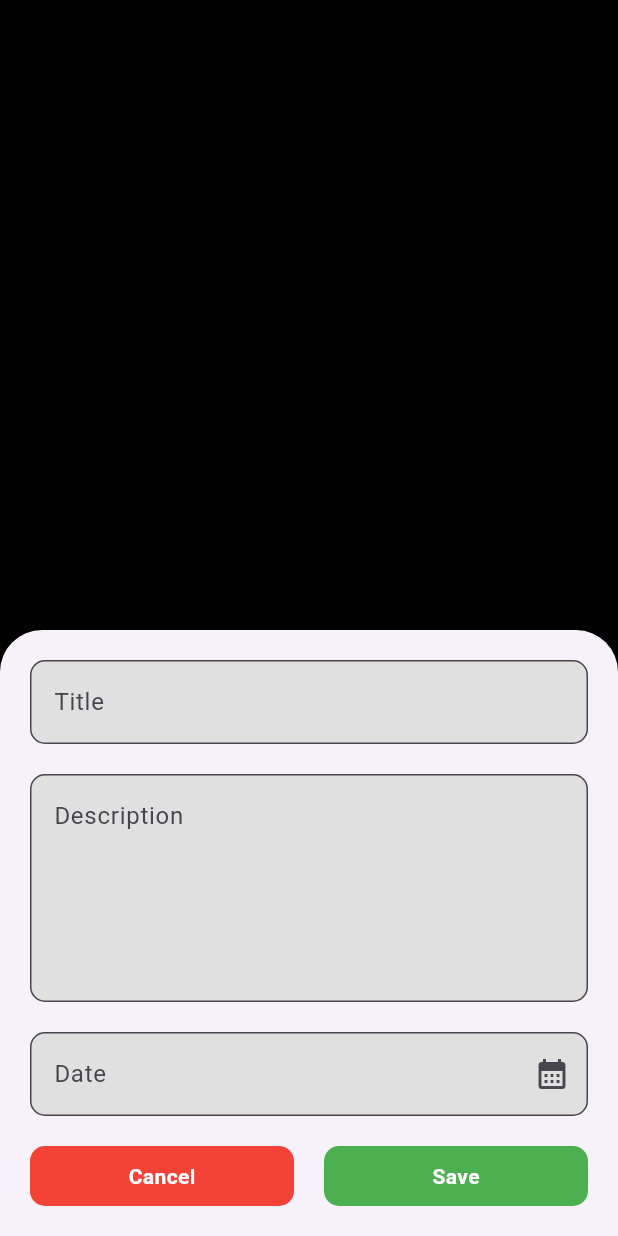
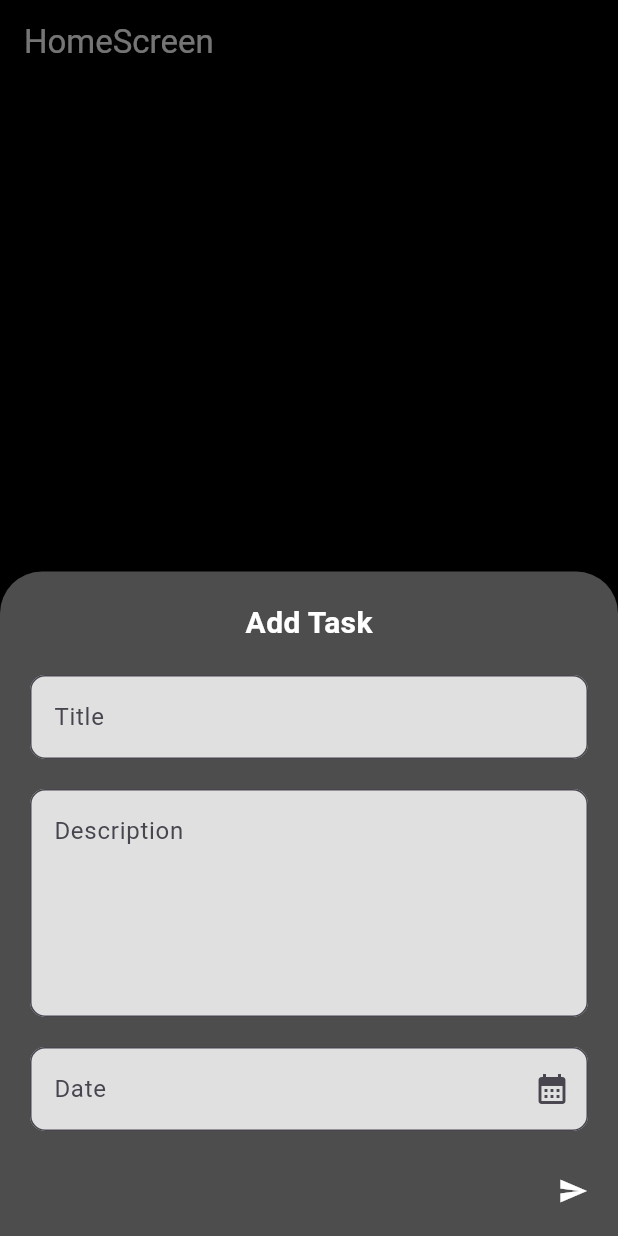
Before and after one commit to Amrutha52/ToDoAppFlutter, a Flutter app: the BottomNavScreen screen opened directly, after a tap on the "add" icon, on a phone screen of 412 x 824 dp. Run offline on Flutter 3.47's test engine with Material 3 defaults, Android fonts, the phone set to English and light mode, and no system bars; our stand-ins replace hive, hive_flutter, share_plus; missing offline and left inert: countdown_progress_indicator; accounts and stored records are empty.

Commit message:
home screen completed

```diff
--- a/lib/main.dart
+++ b/lib/main.dart
@@ -1,6 +1,7 @@
 import 'package:flutter/material.dart';
 import 'package:todoapp/utils/AppSessions.dart';
 import 'package:hive_flutter/hive_flutter.dart';
+import 'package:todoapp/view/bottomnav_screen/BottomNavScreen.dart';
 import 'package:todoapp/view/login_screen/LoginScreen.dart';
 
 Future<void> main() async
@@ -22,7 +23,7 @@ class MyApp extends StatelessWidget
     return MaterialApp(
       debugShowCheckedModeBanner: false,
       title: 'ToDo App',
-      home: LoginScreen()//BottomNavScreen(),
+      home: BottomNavScreen() //LoginScreen()//,
     );
   }
 }
--- a/lib/utils/AppSessions.dart
+++ b/lib/utils/AppSessions.dart
@@ -2,4 +2,5 @@ class AppSessions
 {
   static const String TODOBOX = "TODOBOX";
   static const String LOGINBOX = "ToDoLoginBox";
+  static List todoKeys = [];
 }
--- a/lib/view/bottomnav_screen/BottomNavScreen.dart
+++ b/lib/view/bottomnav_screen/BottomNavScreen.dart
@@ -35,6 +35,18 @@ class _BottomNavScreenState extends State<BottomNavScreen>
   TextEditingController dateController = TextEditingController();
 
   var toDoBox = Hive.box(AppSessions.TODOBOX);
+  var todoKeys = AppSessions.todoKeys;
+
+  @override
+  void initState()
+  {
+    // App open aavumbol thanne valuesne pick cheythe konde varum
+    todoKeys = toDoBox.keys.toList();
+    setState(() {});
+    super.initState();
+
+  }
+
 
   @override
   Widget build(BuildContext context) {
@@ -46,6 +58,9 @@ class _BottomNavScreenState extends State<BottomNavScreen>
         shape: CircleBorder(),
         backgroundColor: Colors.deepPurpleAccent.shade100,
           onPressed: (){
+            titleController.clear();  // oro thavaneyum aa oru bottom sheet varune munne data clear aavum. To clear controllers before opening the bottom sheet again..
+            descController.clear();
+            dateController.clear();
             _customBottomSheet(context); // Bottom Sheet appears when clicking floating button
           },
       child: Icon(Icons.add, size: 30,),
@@ -150,6 +165,7 @@ class _BottomNavScreenState extends State<BottomNavScreen>
                         border: OutlineInputBorder(
                             borderRadius: BorderRadius.circular(10))),
                   ),
+                  SizedBox(height: 30,),
                   Row(
                     children: [
                       // Icon(Icons.access_alarm, size: 20, color: Colors.white,),
@@ -158,7 +174,23 @@ class _BottomNavScreenState extends State<BottomNavScreen>
                       // SizedBox(width: 30,),
                       // Icon(Icons.flag, size: 20, color: Colors.white,),
                       Spacer(),
-                      Icon(Icons.send, size: 20,color: Colors.white,)
+                      //Save
+                      InkWell(
+                        onTap: ()
+                        {
+                          toDoBox.add({ // Edit allenkil new add aavum.
+                            "title": titleController.text,
+                            "desc": descController.text,
+                            "date": dateController.text,
+
+                          });
+                          todoKeys = toDoBox.keys.toList();
+                          Navigator.pop(context); // Bottom sheet closing
+                          setState(() {});
+                        },
+                          child: Icon(Icons.send, size: 20,color: Colors.white,
+                          )
+                      )
                     ],
                   )
                 ],
--- a/lib/view/home_screen/HomeScreen.dart
+++ b/lib/view/home_screen/HomeScreen.dart
@@ -6,61 +6,8 @@ import 'package:todoapp/utils/AppSessions.dart';
 import 'package:todoapp/view/home_screen/widgets/ToDoCard.dart';
 import 'package:todoapp/view/todo_details_screen/ToDoDetailsScreen.dart';
 
-import '../bottomnav_screen/BottomNavScreen.dart';
+import '../../utils/ColorConstants.dart';
 
-// class HomeScreen extends StatefulWidget
-// {
-//   const HomeScreen({super.key});
-//
-//   @override
-//   State<HomeScreen> createState() => _HomeScreenState();
-// }
-//
-// class _HomeScreenState extends State<HomeScreen>
-// {
-//   @override
-//   Widget build(BuildContext context)
-//   {
-//     return Scaffold(
-//       backgroundColor: Colors.black,
-//       appBar: AppBar(
-//         backgroundColor: Colors.black,
-//         title: Text("Home", style: TextStyle(color: Colors.white,
-//         fontWeight: FontWeight.bold
-//         ),
-//         ),
-//         actions: [
-//           Padding(padding: EdgeInsets.fromLTRB(0, 0, 10, 0),
-//           child: Icon(Icons.account_circle_rounded, size: 40,),
-//           )
-//         ],
-//       ),
-//       body: Center(
-//         child: InkWell(
-//           onTap: (){
-//             Navigator.push(context, MaterialPageRoute(builder: (context) => BottomNavScreen()));
-//           },
-//           child: Column(
-//             mainAxisAlignment: MainAxisAlignment.center,
-//             children: [
-//               Text("What do you want to do today?",
-//                 style: TextStyle(color: Colors.white,
-//                     fontSize: 20
-//                 ),
-//               ),
-//               SizedBox(height: 10,),
-//               Text("Tap + to add your tasks",
-//                 style: TextStyle(color: Colors.white,
-//                     fontSize: 16
-//                 ),
-//               ),
-//             ],
-//           ),
-//         ),
-//       ),
-//     );
-//   }
-// }
 
 class HomeScreen extends StatefulWidget
 {
@@ -70,15 +17,15 @@ class HomeScreen extends StatefulWidget
   State<HomeScreen> createState() => _HomeScreenState();
 }
 
-class _HomeScreenState extends State<HomeScreen> {
+class _HomeScreenState extends State<HomeScreen>
+{
   TextEditingController titleController = TextEditingController();
   TextEditingController descController = TextEditingController();
   TextEditingController dateController = TextEditingController();
-  int selectedColorIndex = 0; //currently selected color index kittaan
 
   var todoBox = Hive.box(AppSessions.TODOBOX);
 
-  List todoKeys = [];
+  var todoKeys = AppSessions.todoKeys;
 
   @override
   void initState()
@@ -91,21 +38,26 @@ class _HomeScreenState extends State<HomeScreen> {
   }
 
   @override
-  Widget build(BuildContext context) {
+  Widget build(BuildContext context)
+  {
     return SafeArea(
       child: Scaffold(
+        appBar: AppBar(
           backgroundColor: Colors.black,
-          floatingActionButton: FloatingActionButton(
-            backgroundColor: Colors.grey.shade300,
-            onPressed: () {
-              titleController.clear();  // oro thavaneyum aa oru bottom sheet varune munne data clear aavum. To clear controllers before opening the bottom sheet again..
-              descController.clear();
-              dateController.clear();
-             // selectedColorIndex = 0;
-              _customBottomSheet(context); //isEdit false aayitulla BottomSheetine call cheyum,
-            },
-            child: Icon(Icons.add),
+          title: Text("HomeScreen", style: TextStyle(color: Colors.white),),
         ),
+          backgroundColor: Colors.black,
+          // floatingActionButton: FloatingActionButton(
+          //   backgroundColor: Colors.grey.shade300,
+          //   onPressed: () {
+          //     titleController.clear();  // oro thavaneyum aa oru bottom sheet varune munne data clear aavum. To clear controllers before opening the bottom sheet again..
+          //     descController.clear();
+          //     dateController.clear();
+          //
+          //     _customBottomSheet(context);
+          //   },
+          //   child: Icon(Icons.add),
+          // ),
           body: ListView.separated(
               padding: EdgeInsets.all(15),
               itemBuilder: (context, index) {
@@ -113,15 +65,14 @@ class _HomeScreenState extends State<HomeScreen> {
                 return InkWell(
                   onTap: ()
                   {
-                    //Sending Details to the NoteDetails Screen
+                    //Sending Details to the ToDoDetails Screen
                     Navigator.push(context, MaterialPageRoute(builder: (context) => ToDoDetailsScreen(todoDesc: currentTodo["desc"],
                       title: currentTodo["title"],
                       date: currentTodo["date"],
-                      //noteColor: DummyDB.noteColors[currentNote["colorIndex"]],
                     )));
                   },
                   child: ToDoCard(
-                    //noteColor: DummyDB.noteColors[currentNote["colorIndex"]], // DummyDB.notesList[index]["colorIndex"] store cheytha data edukan vendiyulla code, hive il ninne index eduthitte DummyDByile colorsil ninne edukane cheyane.
+
                     date:currentTodo["date"] ,
                     desc: currentTodo["desc"],
                     title: currentTodo["title"],
@@ -136,9 +87,7 @@ class _HomeScreenState extends State<HomeScreen> {
                       titleController.text = currentTodo["title"]; // UI il kannikunna dataye controlleril kanikunnu
                       dateController.text = currentTodo["date"]; // Hiveil ninne edukunnu
                       descController.text = currentTodo["desc"];
-                      //selectedColorIndex = currentNote["colorIndex"];
-                      // titleController = TextEditingController(
-                      //     text: DummyDb.notesList[index]["title"]); // Another method
+
                       _customBottomSheet(context,
                           isEdit: true, itemIndex: index); // Edit varumbol isEdit true aayitulla BottomSheetine call cheyum,
                     },
@@ -154,8 +103,9 @@ class _HomeScreenState extends State<HomeScreen> {
   }
 
   Future<dynamic> _customBottomSheet(BuildContext context,
-      {bool isEdit = false, int? itemIndex}) { // IsBool edit false aaki koduthu, add cheyumbol false aane, data add cheythe kazhinja true aaki kodukum, itemIndex edit aanenkil venam illenkil venda
+      {bool isEdit = false, int? itemIndex}) {
     return showModalBottomSheet(
+        backgroundColor: Colorconstants.blackShade1,
         isScrollControlled: true,
         context: context,
         builder: (context) => Padding(
@@ -168,6 +118,11 @@ class _HomeScreenState extends State<HomeScreen> {
               child: Column(
                 mainAxisSize: MainAxisSize.min,
                 children: [
+                  Text("Add Task", style: TextStyle(color: Colors.white,
+                      fontWeight: FontWeight.bold,
+                      fontSize: 20
+                  ),),
+                  SizedBox(height: 20,),
                   TextFormField(
                     controller: titleController,
                     decoration: InputDecoration(
@@ -210,84 +165,43 @@ class _HomeScreenState extends State<HomeScreen> {
                         border: OutlineInputBorder(
                             borderRadius: BorderRadius.circular(10))),
                   ),
-
-                  SizedBox(height: 20),
+                  SizedBox(height: 30),
                   Row(
                     children: [
-                      Expanded(
-                        child: InkWell(
-                          onTap: () {
-                            Navigator.pop(context);
-                          },
-                          child: Container(
-                            padding: EdgeInsets.symmetric(vertical: 10),
-                            alignment: Alignment.center,
-                            decoration: BoxDecoration(
-                                color: Colors.red,
-                                borderRadius: BorderRadius.circular(10)),
-                            child: Text(
-                              "Cancel",
-                              style: TextStyle(
-                                color: Colors.white,
-                                fontWeight: FontWeight.bold,
-                              ),
-                            ),
-                          ),
-                        ),
-                      ),
-                      SizedBox(width: 20),
-                      Expanded(
-                        child: InkWell(
-                          onTap: () {
-                            if (isEdit == true) {
+                      // Icon(Icons.access_alarm, size: 20, color: Colors.white,),
+                      // SizedBox(width: 30,),
+                      // Icon(Icons.category_outlined, size: 20, color: Colors.white,),
+                      // SizedBox(width: 30,),
+                      // Icon(Icons.flag, size: 20, color: Colors.white,),
+                      Spacer(),
+                      // Update
+                      InkWell(
+                          onTap: ()
+                          {
+                            if (isEdit == true)
+                              {
                                 todoBox.put(todoKeys[itemIndex!],{
                                   "title": titleController.text,
                                   "desc": descController.text,
-                               // "colorIndex": selectedColorIndex,
                                   "date": dateController.text,
                                 });
-                              // DummyDB.notesList[itemIndex!] = {  // item indexileke puthiya mapine add cheyanam, epo controllerileke ulla values aa particular indexileke add aavum.
-                              //   "title": titleController.text,
-                              //   "desc": descController.text,
-                              //   "colorIndex": selectedColorIndex,
-                              //   "date": dateController.text,
-                              // };
 
-                            } else {
-                              //Step 3
-                              todoBox.add({ // Edit allenkil new add aavum.
-                                "title": titleController.text,
-                                "desc": descController.text,
-                                "date": dateController.text,
-                                //"colorIndex": selectedColorIndex
-                              });
                               }
+
                             todoKeys = todoBox.keys.toList();
                             Navigator.pop(context); // Bottom sheet closing
                             setState(() {});
                           },
-                          child: Container(
-                            padding: EdgeInsets.symmetric(vertical: 10),
-                            alignment: Alignment.center,
-                            decoration: BoxDecoration(
-                                color: Colors.green,
-                                borderRadius: BorderRadius.circular(10)),
-                            child: Text(
-                              isEdit ? "Update" : "Save", // isEdit aanenkil Update varum.
-                              style: TextStyle(
-                                color: Colors.white,
-                                fontWeight: FontWeight.bold,
-                              ),
-                            ),
-                          ),
-                        ),
-                      ),
+                          child: Icon(Icons.update, size: 20,color: Colors.white,
+                          )
+                      )
                     ],
                   )
                 ],
               ),
             ),
           ),
-        ));
+        )
+    );
   }
 }
--- a/lib/view/login_screen/LoginMainScreen.dart
+++ b/lib/view/login_screen/LoginMainScreen.dart
@@ -144,7 +144,7 @@ class LoginMainScreen extends StatelessWidget
                       "useremail": emailController.text,
                       "userpassword": passwordController.text,
                     });
-                    Navigator.pushReplacement(context, MaterialPageRoute(builder: (context) => HomeScreen()));
+                    Navigator.pushReplacement(context, MaterialPageRoute(builder: (context) => BottomNavScreen()));
                     //  Navigator.pushAndRemoveUntil(context, MaterialPageRoute(builder: (context) => HomeScreen()), (route) => false);
 
                     // }
```
Also changed, not shown: lib/view/home_screen/widgets/ToDoCard.dart (+6 -6 lines). Lines whose indentation alone changed are shown as unchanged.
